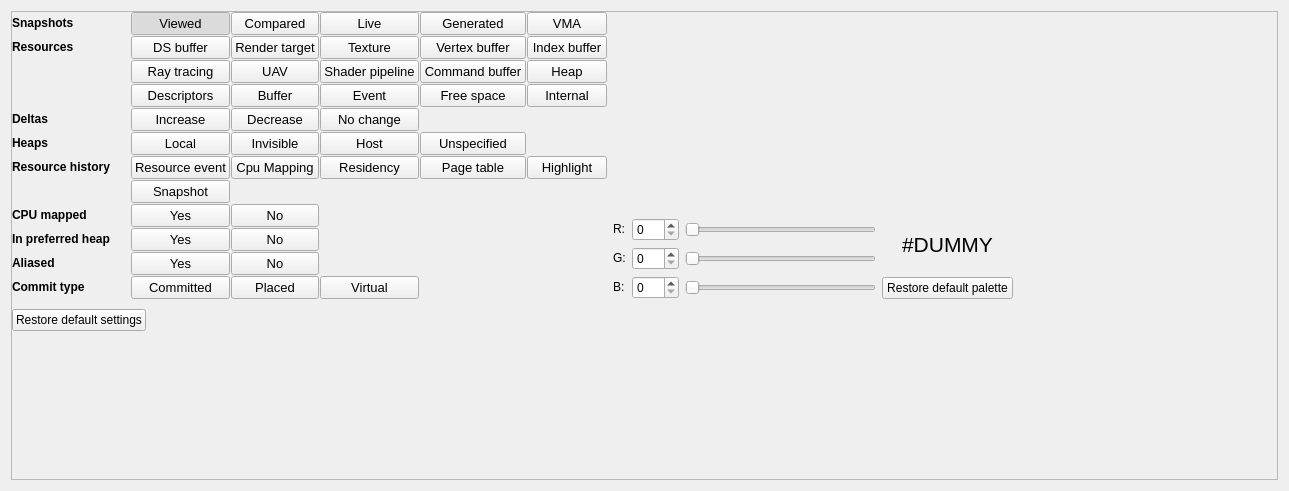
Qt form source/frontend/views/settings/themes_and_colors_pane.ui (GPUOpen-Tools/radeon_memory_visualizer) before a commit.
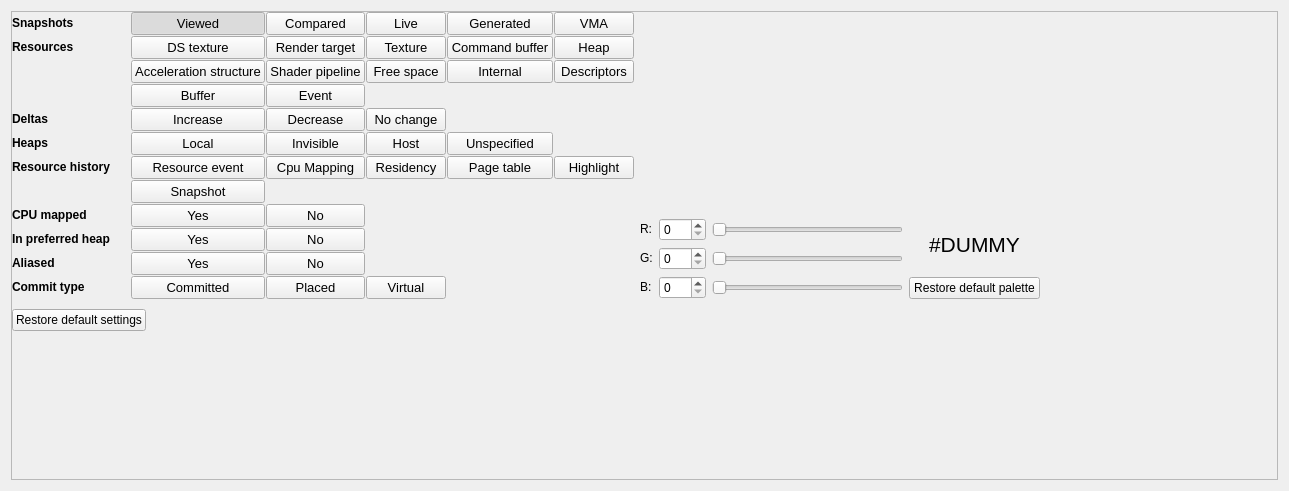
The same form after that commit. Custom widgets are drawn as their Qt base class.

What changed in the file:
```diff
--- a/source/frontend/views/settings/themes_and_colors_pane.ui
+++ b/source/frontend/views/settings/themes_and_colors_pane.ui
@@ -141,36 +141,6 @@
               </property>
              </widget>
             </item>
-            <item row="3" column="4">
-             <widget class="ThemesAndColorsItemButton" name="button_resource_gpu_event_">
-              <property name="sizePolicy">
-               <sizepolicy hsizetype="Minimum" vsizetype="Fixed">
-                <horstretch>0</horstretch>
-                <verstretch>0</verstretch>
-               </sizepolicy>
-              </property>
-              <property name="font">
-               <font>
-                <pointsize>10</pointsize>
-                <weight>50</weight>
-                <bold>false</bold>
-                <kerning>true</kerning>
-               </font>
-              </property>
-              <property name="cursor">
-               <cursorShape>PointingHandCursor</cursorShape>
-              </property>
-              <property name="toolTip">
-               <string/>
-              </property>
-              <property name="text">
-               <string>Event</string>
-              </property>
-              <property name="checkable">
-               <bool>true</bool>
-              </property>
-             </widget>
-            </item>
             <item row="10" column="0">
              <widget class="ScaledLabel" name="label_aliased_">
               <property name="sizePolicy">
@@ -271,33 +241,6 @@
               </property>
              </widget>
             </item>
-            <item row="3" column="5">
-             <widget class="ThemesAndColorsItemButton" name="button_resource_free_space_">
-              <property name="sizePolicy">
-               <sizepolicy hsizetype="Minimum" vsizetype="Fixed">
-                <horstretch>0</horstretch>
-                <verstretch>0</verstretch>
-               </sizepolicy>
-              </property>
-              <property name="font">
-               <font>
-                <pointsize>10</pointsize>
-                <weight>50</weight>
-                <bold>false</bold>
-                <kerning>true</kerning>
-               </font>
-              </property>
-              <property name="cursor">
-               <cursorShape>PointingHandCursor</cursorShape>
-              </property>
-              <property name="text">
-               <string>Free space</string>
-              </property>
-              <property name="checkable">
-               <bool>true</bool>
-              </property>
-             </widget>
-            </item>
             <item row="6" column="4">
              <widget class="ThemesAndColorsItemButton" name="button_resource_history_residency_">
               <property name="sizePolicy">
@@ -352,63 +295,6 @@
               </property>
              </widget>
             </item>
-            <item row="2" column="5">
-             <widget class="ThemesAndColorsItemButton" name="button_resource_command_buffer_">
-              <property name="sizePolicy">
-               <sizepolicy hsizetype="Minimum" vsizetype="Fixed">
-                <horstretch>0</horstretch>
-                <verstretch>0</verstretch>
-               </sizepolicy>
-              </property>
-              <property name="font">
-               <font>
-                <pointsize>10</pointsize>
-                <weight>50</weight>
-                <bold>false</bold>
-                <kerning>true</kerning>
-               </font>
-              </property>
-              <property name="cursor">
-               <cursorShape>PointingHandCursor</cursorShape>
-              </property>
-              <property name="toolTip">
-               <string/>
-              </property>
-              <property name="text">
-               <string>Command buffer</string>
-              </property>
-              <property name="checkable">
-               <bool>true</bool>
-              </property>
-             </widget>
-            </item>
-            <item row="3" column="6">
-             <widget class="ThemesAndColorsItemButton" name="button_resource_internal_">
-              <property name="sizePolicy">
-               <sizepolicy hsizetype="Minimum" vsizetype="Fixed">
-                <horstretch>0</horstretch>
-                <verstretch>0</verstretch>
-               </sizepolicy>
-              </property>
-              <property name="font">
-               <font>
-                <pointsize>10</pointsize>
-                <weight>50</weight>
-                <bold>false</bold>
-                <kerning>true</kerning>
-               </font>
-              </property>
-              <property name="cursor">
-               <cursorShape>PointingHandCursor</cursorShape>
-              </property>
-              <property name="text">
-               <string>Internal</string>
-              </property>
-              <property name="checkable">
-               <bool>true</bool>
-              </property>
-             </widget>
-            </item>
             <item row="0" column="5">
              <widget class="ThemesAndColorsItemButton" name="button_snapshots_generated_">
               <property name="sizePolicy">
@@ -436,66 +322,6 @@
               </property>
              </widget>
             </item>
-            <item row="2" column="4">
-             <widget class="ThemesAndColorsItemButton" name="button_resource_shader_pipeline_">
-              <property name="sizePolicy">
-               <sizepolicy hsizetype="Minimum" vsizetype="Fixed">
-                <horstretch>0</horstretch>
-                <verstretch>0</verstretch>
-               </sizepolicy>
-              </property>
-              <property name="font">
-               <font>
-                <pointsize>10</pointsize>
-                <weight>50</weight>
-                <bold>false</bold>
-                <kerning>true</kerning>
-               </font>
-              </property>
-              <property name="cursor">
-               <cursorShape>PointingHandCursor</cursorShape>
-              </property>
-              <property name="toolTip">
-               <string/>
-              </property>
-              <property name="text">
-               <string>Shader pipeline</string>
-              </property>
-              <property name="checkable">
-               <bool>true</bool>
-              </property>
-             </widget>
-            </item>
-            <item row="1" column="5">
-             <widget class="ThemesAndColorsItemButton" name="button_resource_vertex_buffer_">
-              <property name="sizePolicy">
-               <sizepolicy hsizetype="Minimum" vsizetype="Fixed">
-                <horstretch>0</horstretch>
-                <verstretch>0</verstretch>
-               </sizepolicy>
-              </property>
-              <property name="font">
-               <font>
-                <pointsize>10</pointsize>
-                <weight>50</weight>
-                <bold>false</bold>
-                <kerning>true</kerning>
-               </font>
-              </property>
-              <property name="cursor">
-               <cursorShape>PointingHandCursor</cursorShape>
-              </property>
-              <property name="toolTip">
-               <string/>
-              </property>
-              <property name="text">
-               <string>Vertex buffer</string>
-              </property>
-              <property name="checkable">
-               <bool>true</bool>
-              </property>
-             </widget>
-            </item>
             <item row="4" column="2">
              <widget class="ThemesAndColorsItemButton" name="button_delta_increase_">
               <property name="sizePolicy">
@@ -604,36 +430,6 @@
               </property>
              </widget>
             </item>
-            <item row="2" column="6">
-             <widget class="ThemesAndColorsItemButton" name="button_resource_heap_">
-              <property name="sizePolicy">
-               <sizepolicy hsizetype="Minimum" vsizetype="Fixed">
-                <horstretch>0</horstretch>
-                <verstretch>0</verstretch>
-               </sizepolicy>
-              </property>
-              <property name="font">
-               <font>
-                <pointsize>10</pointsize>
-                <weight>50</weight>
-                <bold>false</bold>
-                <kerning>true</kerning>
-               </font>
-              </property>
-              <property name="cursor">
-               <cursorShape>PointingHandCursor</cursorShape>
-              </property>
-              <property name="toolTip">
-               <string/>
-              </property>
-              <property name="text">
-               <string>Heap</string>
-              </property>
-              <property name="checkable">
-               <bool>true</bool>
-              </property>
-             </widget>
-            </item>
             <item row="0" column="0">
              <widget class="ScaledLabel" name="label_snapshots_">
               <property name="sizePolicy">
@@ -709,36 +505,6 @@
               </property>
              </widget>
             </item>
-            <item row="1" column="6">
-             <widget class="ThemesAndColorsItemButton" name="button_resource_index_buffer_">
-              <property name="sizePolicy">
-               <sizepolicy hsizetype="Minimum" vsizetype="Fixed">
-                <horstretch>0</horstretch>
-                <verstretch>0</verstretch>
-               </sizepolicy>
-              </property>
-              <property name="font">
-               <font>
-                <pointsize>10</pointsize>
-                <weight>50</weight>
-                <bold>false</bold>
-                <kerning>true</kerning>
-               </font>
-              </property>
-              <property name="cursor">
-               <cursorShape>PointingHandCursor</cursorShape>
-              </property>
-              <property name="toolTip">
-               <string/>
-              </property>
-              <property name="text">
-               <string>Index buffer</string>
-              </property>
-              <property name="checkable">
-               <bool>true</bool>
-              </property>
-             </widget>
-            </item>
             <item row="8" column="2">
              <widget class="ThemesAndColorsItemButton" name="button_cpu_mapped_">
               <property name="sizePolicy">
@@ -786,7 +552,7 @@
                <cursorShape>PointingHandCursor</cursorShape>
               </property>
               <property name="text">
-               <string>DS buffer</string>
+               <string>DS texture</string>
               </property>
               <property name="checkable">
                <bool>true</bool>
@@ -943,37 +709,7 @@
                <string/>
               </property>
               <property name="text">
-               <string>Ray tracing</string>
-              </property>
-              <property name="checkable">
-               <bool>true</bool>
-              </property>
-             </widget>
-            </item>
-            <item row="2" column="3">
-             <widget class="ThemesAndColorsItemButton" name="button_resource_uav_">
-              <property name="sizePolicy">
-               <sizepolicy hsizetype="Minimum" vsizetype="Fixed">
-                <horstretch>0</horstretch>
-                <verstretch>0</verstretch>
-               </sizepolicy>
-              </property>
-              <property name="font">
-               <font>
-                <pointsize>10</pointsize>
-                <weight>50</weight>
-                <bold>false</bold>
-                <kerning>true</kerning>
-               </font>
-              </property>
-              <property name="cursor">
-               <cursorShape>PointingHandCursor</cursorShape>
-              </property>
-              <property name="toolTip">
-               <string/>
-              </property>
-              <property name="text">
-               <string>UAV</string>
+               <string>Acceleration structure</string>
               </property>
               <property name="checkable">
                <bool>true</bool>
@@ -1229,66 +965,6 @@
               </property>
              </widget>
             </item>
-            <item row="3" column="3">
-             <widget class="ThemesAndColorsItemButton" name="button_resource_buffer_">
-              <property name="sizePolicy">
-               <sizepolicy hsizetype="Minimum" vsizetype="Fixed">
-                <horstretch>0</horstretch>
-                <verstretch>0</verstretch>
-               </sizepolicy>
-              </property>
-              <property name="font">
-               <font>
-                <pointsize>10</pointsize>
-                <weight>50</weight>
-                <bold>false</bold>
-                <kerning>true</kerning>
-               </font>
-              </property>
-              <property name="cursor">
-               <cursorShape>PointingHandCursor</cursorShape>
-              </property>
-              <property name="toolTip">
-               <string/>
-              </property>
-              <property name="text">
-               <string>Buffer</string>
-              </property>
-              <property name="checkable">
-               <bool>true</bool>
-              </property>
-             </widget>
-            </item>
-            <item row="3" column="2">
-             <widget class="ThemesAndColorsItemButton" name="button_resource_descriptors_">
-              <property name="sizePolicy">
-               <sizepolicy hsizetype="Minimum" vsizetype="Fixed">
-                <horstretch>0</horstretch>
-                <verstretch>0</verstretch>
-               </sizepolicy>
-              </property>
-              <property name="font">
-               <font>
-                <pointsize>10</pointsize>
-                <weight>50</weight>
-                <bold>false</bold>
-                <kerning>true</kerning>
-               </font>
-              </property>
-              <property name="cursor">
-               <cursorShape>PointingHandCursor</cursorShape>
-              </property>
-              <property name="toolTip">
-               <string/>
-              </property>
-              <property name="text">
-               <string>Descriptors</string>
-              </property>
-              <property name="checkable">
-               <bool>true</bool>
-              </property>
-             </widget>
-            </item>
             <item row="9" column="3">
              <widget class="ThemesAndColorsItemButton" name="button_not_in_preferred_heap_">
               <property name="sizePolicy">
@@ -1432,6 +1108,240 @@
               </property>
              </widget>
             </item>
+            <item row="1" column="5">
+             <widget class="ThemesAndColorsItemButton" name="button_resource_command_buffer_">
+              <property name="sizePolicy">
+               <sizepolicy hsizetype="Minimum" vsizetype="Fixed">
+                <horstretch>0</horstretch>
+                <verstretch>0</verstretch>
+               </sizepolicy>
+              </property>
+              <property name="font">
+               <font>
+                <pointsize>10</pointsize>
+                <weight>50</weight>
+                <bold>false</bold>
+                <kerning>true</kerning>
+               </font>
+              </property>
+              <property name="cursor">
+               <cursorShape>PointingHandCursor</cursorShape>
+              </property>
+              <property name="toolTip">
+               <string/>
+              </property>
+              <property name="text">
+               <string>Command buffer</string>
+              </property>
+              <property name="checkable">
+               <bool>true</bool>
+              </property>
+             </widget>
+            </item>
+            <item row="1" column="6">
+             <widget class="ThemesAndColorsItemButton" name="button_resource_heap_">
+              <property name="sizePolicy">
+               <sizepolicy hsizetype="Minimum" vsizetype="Fixed">
+                <horstretch>0</horstretch>
+                <verstretch>0</verstretch>
+               </sizepolicy>
+              </property>
+              <property name="font">
+               <font>
+                <pointsize>10</pointsize>
+                <weight>50</weight>
+                <bold>false</bold>
+                <kerning>true</kerning>
+               </font>
+              </property>
+              <property name="cursor">
+               <cursorShape>PointingHandCursor</cursorShape>
+              </property>
+              <property name="toolTip">
+               <string/>
+              </property>
+              <property name="text">
+               <string>Heap</string>
+              </property>
+              <property name="checkable">
+               <bool>true</bool>
+              </property>
+             </widget>
+            </item>
+            <item row="2" column="3">
+             <widget class="ThemesAndColorsItemButton" name="button_resource_shader_pipeline_">
+              <property name="sizePolicy">
+               <sizepolicy hsizetype="Minimum" vsizetype="Fixed">
+                <horstretch>0</horstretch>
+                <verstretch>0</verstretch>
+               </sizepolicy>
+              </property>
+              <property name="font">
+               <font>
+                <pointsize>10</pointsize>
+                <weight>50</weight>
+                <bold>false</bold>
+                <kerning>true</kerning>
+               </font>
+              </property>
+              <property name="cursor">
+               <cursorShape>PointingHandCursor</cursorShape>
+              </property>
+              <property name="toolTip">
+               <string/>
+              </property>
+              <property name="text">
+               <string>Shader pipeline</string>
+              </property>
+              <property name="checkable">
+               <bool>true</bool>
+              </property>
+             </widget>
+            </item>
+            <item row="2" column="4">
+             <widget class="ThemesAndColorsItemButton" name="button_resource_free_space_">
+              <property name="sizePolicy">
+               <sizepolicy hsizetype="Minimum" vsizetype="Fixed">
+                <horstretch>0</horstretch>
+                <verstretch>0</verstretch>
+               </sizepolicy>
+              </property>
+              <property name="font">
+               <font>
+                <pointsize>10</pointsize>
+                <weight>50</weight>
+                <bold>false</bold>
+                <kerning>true</kerning>
+               </font>
+              </property>
+              <property name="cursor">
+               <cursorShape>PointingHandCursor</cursorShape>
+              </property>
+              <property name="text">
+               <string>Free space</string>
+              </property>
+              <property name="checkable">
+               <bool>true</bool>
+              </property>
+             </widget>
+            </item>
+            <item row="2" column="5">
+             <widget class="ThemesAndColorsItemButton" name="button_resource_internal_">
+              <property name="sizePolicy">
+               <sizepolicy hsizetype="Minimum" vsizetype="Fixed">
+                <horstretch>0</horstretch>
+                <verstretch>0</verstretch>
+               </sizepolicy>
+              </property>
+              <property name="font">
+               <font>
+                <pointsize>10</pointsize>
+                <weight>50</weight>
+                <bold>false</bold>
+                <kerning>true</kerning>
+               </font>
+              </property>
+              <property name="cursor">
+               <cursorShape>PointingHandCursor</cursorShape>
+              </property>
+              <property name="text">
+               <string>Internal</string>
+              </property>
+              <property name="checkable">
+               <bool>true</bool>
+              </property>
+             </widget>
+            </item>
+            <item row="2" column="6">
+             <widget class="ThemesAndColorsItemButton" name="button_resource_descriptors_">
+              <property name="sizePolicy">
+               <sizepolicy hsizetype="Minimum" vsizetype="Fixed">
+                <horstretch>0</horstretch>
+                <verstretch>0</verstretch>
+               </sizepolicy>
+              </property>
+              <property name="font">
+               <font>
+                <pointsize>10</pointsize>
+                <weight>50</weight>
+                <bold>false</bold>
+                <kerning>true</kerning>
+               </font>
+              </property>
+              <property name="cursor">
+               <cursorShape>PointingHandCursor</cursorShape>
+              </property>
+              <property name="toolTip">
+               <string/>
+              </property>
+              <property name="text">
+               <string>Descriptors</string>
+              </property>
+              <property name="checkable">
+               <bool>true</bool>
+              </property>
+             </widget>
+            </item>
+            <item row="3" column="2">
+             <widget class="ThemesAndColorsItemButton" name="button_resource_buffer_">
+              <property name="sizePolicy">
+               <sizepolicy hsizetype="Minimum" vsizetype="Fixed">
+                <horstretch>0</horstretch>
+                <verstretch>0</verstretch>
+               </sizepolicy>
+              </property>
+              <property name="font">
+               <font>
+                <pointsize>10</pointsize>
+                <weight>50</weight>
+                <bold>false</bold>
+                <kerning>true</kerning>
+               </font>
+              </property>
+              <property name="cursor">
+               <cursorShape>PointingHandCursor</cursorShape>
+              </property>
+              <property name="toolTip">
+               <string/>
+              </property>
+              <property name="text">
+               <string>Buffer</string>
+              </property>
+              <property name="checkable">
+               <bool>true</bool>
+              </property>
+             </widget>
+            </item>
+            <item row="3" column="3">
+             <widget class="ThemesAndColorsItemButton" name="button_resource_gpu_event_">
+              <property name="sizePolicy">
+               <sizepolicy hsizetype="Minimum" vsizetype="Fixed">
+                <horstretch>0</horstretch>
+                <verstretch>0</verstretch>
+               </sizepolicy>
+              </property>
+              <property name="font">
+               <font>
+                <pointsize>10</pointsize>
+                <weight>50</weight>
+                <bold>false</bold>
+                <kerning>true</kerning>
+               </font>
+              </property>
+              <property name="cursor">
+               <cursorShape>PointingHandCursor</cursorShape>
+              </property>
+              <property name="toolTip">
+               <string/>
+              </property>
+              <property name="text">
+               <string>Event</string>
+              </property>
+              <property name="checkable">
+               <bool>true</bool>
+              </property>
+             </widget>
+            </item>
            </layout>
           </widget>
          </item>
```
